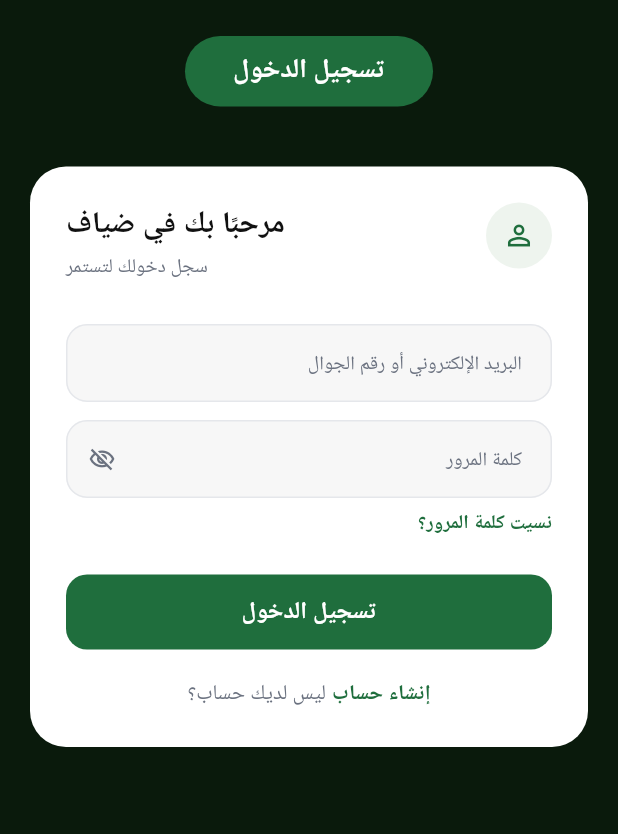
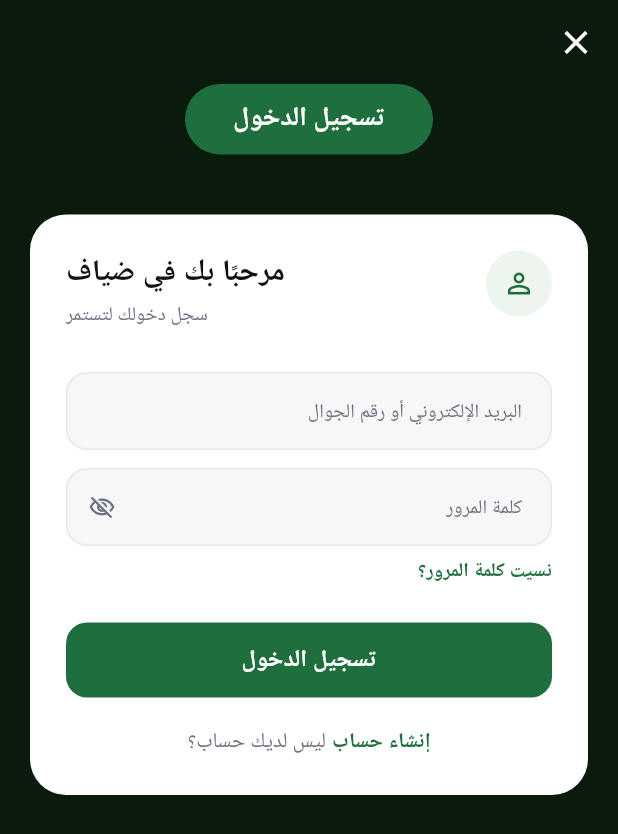
Before and after one commit to musabnage-beep/SOOG-, a Flutter app: the screen it shows after launch, item 5 of the bottom bar chosen, on a phone screen of 412 x 824 dp. Shown: the top 834 px of the screen. Run offline on Flutter 3.47's test engine with Material 3 defaults, Android fonts, the phone set to English and light mode, and no system bars; our stand-ins replace cached_network_image, dio, firebase_core, firebase_messaging, flutter_riverpod, flutter_secure_storage and 7 more; accounts and stored records are empty; network calls fail; Roboto replaces fonts that are missing (Cairo).

Commit message:
fix(mobile): login back button + seamless hero basket banner (1.0.13)
Login screen now has a close (×) button using safe-back pattern so users
are no longer trapped and forced to kill the app. Hero banner renders the
basket image full-bleed (BoxFit.cover) with a left gradient scrim instead
of a cropped box, removing the visible rectangle/seam.

Co-Authored-By: Claude Opus 4.6 <noreply@anthropic.com>

```diff
--- a/apps/mobile/lib/features/auth/login_screen.dart
+++ b/apps/mobile/lib/features/auth/login_screen.dart
@@ -63,7 +63,19 @@ class _LoginScreenState extends ConsumerState<LoginScreen> {
       body: SafeArea(
         child: Column(
           children: [
-            const SizedBox(height: 24),
+            // ── Close button — always gives a way back (pop or Home) ─
+            Align(
+              alignment: Alignment.centerRight,
+              child: Padding(
+                padding: const EdgeInsets.only(top: 4, right: 4),
+                child: IconButton(
+                  onPressed: () =>
+                      context.canPop() ? context.pop() : context.go('/home'),
+                  icon: const Icon(Icons.close, color: Colors.white, size: 26),
+                ),
+              ),
+            ),
+            const SizedBox(height: 4),
             // ── Pill title ──────────────────────────────────────────
             Center(
               child: Container(
--- a/apps/mobile/pubspec.yaml
+++ b/apps/mobile/pubspec.yaml
@@ -1,7 +1,7 @@
 name: aldiafa
 description: "ALDIAFAH — الضيافة customer app"
 publish_to: 'none'
-version: 1.0.12+13
+version: 1.0.13+14
 
 environment:
   sdk: ^3.11.1
--- a/codemagic.yaml
+++ b/codemagic.yaml
@@ -48,7 +48,7 @@ workflows:
         script: |
           cd apps/mobile
           flutter build ipa --release \
-            --build-name=1.0.12 \
+            --build-name=1.0.13 \
             --build-number=$PROJECT_BUILD_NUMBER \
             --export-options-plist=$HOME/export_options.plist
 
```
Also changed, not shown: apps/mobile/lib/features/home/home_screen.dart (+22 -19 lines).
